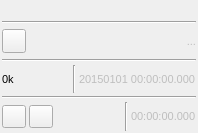
Old version of the form plugins/samplesource/filesource/filesourcegui.ui in the repository f4exb/sdrangel.
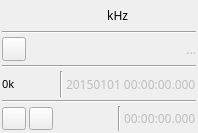
New version of the form. Icons and pictures are not drawn. Custom widgets are drawn as their Qt base class.

Commit message: Font face and size normalization: added missing input interface GUIs

The edit to the form file:
```diff
--- a/plugins/samplesource/filesource/filesourcegui.ui
+++ b/plugins/samplesource/filesource/filesourcegui.ui
@@ -16,6 +16,12 @@
     <verstretch>0</verstretch>
    </sizepolicy>
   </property>
+  <property name="font">
+   <font>
+    <family>Sans Serif</family>
+    <pointsize>9</pointsize>
+   </font>
+  </property>
   <property name="windowTitle">
    <string>BladeRF</string>
   </property>
@@ -84,6 +90,13 @@
        </property>
       </widget>
      </item>
+     <item>
+      <widget class="QLabel" name="freqUnits">
+       <property name="text">
+        <string> kHz</string>
+       </property>
+      </widget>
+     </item>
      <item>
       <spacer name="freqRightlSpacer">
        <property name="orientation">
@@ -136,11 +149,6 @@
        <property name="enabled">
         <bool>false</bool>
        </property>
-       <property name="font">
-        <font>
-         <pointsize>8</pointsize>
-        </font>
-       </property>
        <property name="text">
         <string>...</string>
        </property>
@@ -200,11 +208,6 @@
        <property name="enabled">
         <bool>false</bool>
        </property>
-       <property name="font">
-        <font>
-         <pointsize>8</pointsize>
-        </font>
-       </property>
        <property name="toolTip">
         <string>Record absolute time</string>
        </property>
@@ -305,11 +308,6 @@
        <property name="enabled">
         <bool>false</bool>
        </property>
-       <property name="font">
-        <font>
-         <pointsize>8</pointsize>
-        </font>
-       </property>
        <property name="toolTip">
         <string>Record time from start</string>
        </property>
@@ -323,17 +321,17 @@
   </layout>
  </widget>
  <customwidgets>
+  <customwidget>
+   <class>ButtonSwitch</class>
+   <extends>QToolButton</extends>
+   <header>gui/buttonswitch.h</header>
+  </customwidget>
   <customwidget>
    <class>ValueDial</class>
    <extends>QWidget</extends>
    <header>gui/valuedial.h</header>
    <container>1</container>
   </customwidget>
-  <customwidget>
-   <class>ButtonSwitch</class>
-   <extends>QToolButton</extends>
-   <header>gui/buttonswitch.h</header>
-  </customwidget>
  </customwidgets>
  <resources>
   <include location="../../../sdrbase/resources/res.qrc"/>
```
The commit also changes 10 other files.
